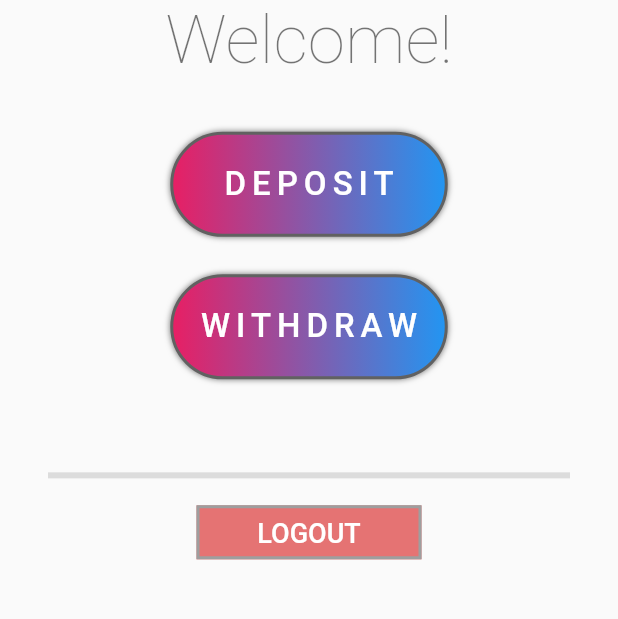
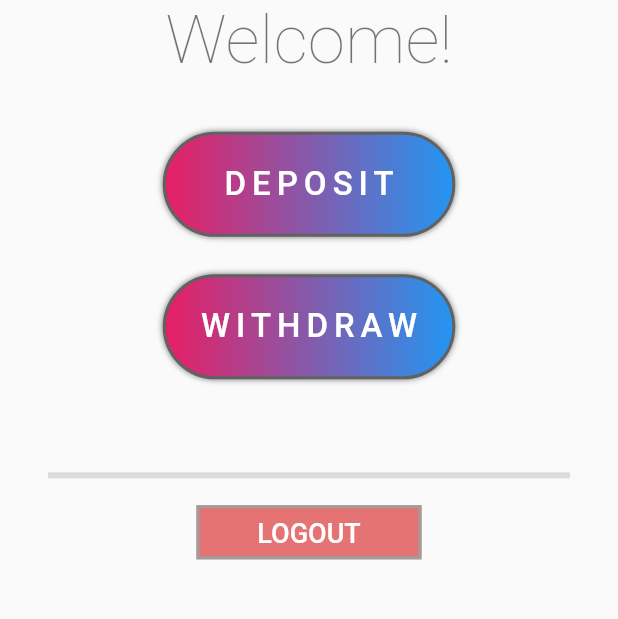
Before and after one commit to k0marov/avencia-frontend, a Flutter app: the screen it shows once a user with an empty profile is signed in, on a phone screen of 412 x 824 dp, the part 306-925 px from its top. Run offline on Flutter 3.47's test engine with Material 2 defaults, Android fonts, the phone set to English and light mode, and no system bars; our stand-ins replace bloc, dartz, equatable, firebase_auth, firebase_core, flutter_bloc and 1 more; missing offline and left inert: flutterfire_ui; accounts and stored records are empty; generated files the repository leaves out were written again.

```diff
--- a/lib/ui/core/gradient_button.dart
+++ b/lib/ui/core/gradient_button.dart
@@ -9,7 +9,7 @@ class GradientButton extends StatelessWidget {
   Widget build(BuildContext context) {
     return Center(
       child: Container(
-        width: 185,
+        width: 195,
         height: 70,
         decoration: BoxDecoration(
           gradient: LinearGradient(colors: [Colors.pink, Colors.blue]),
```
Also changed, not shown: 6 other files.
